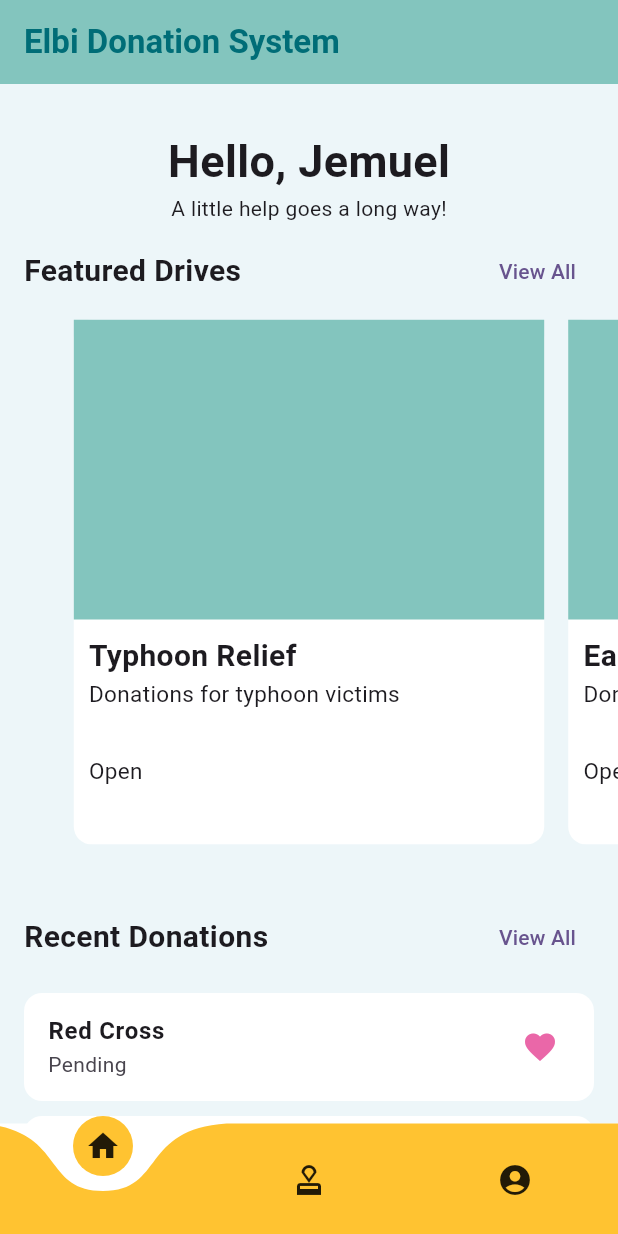
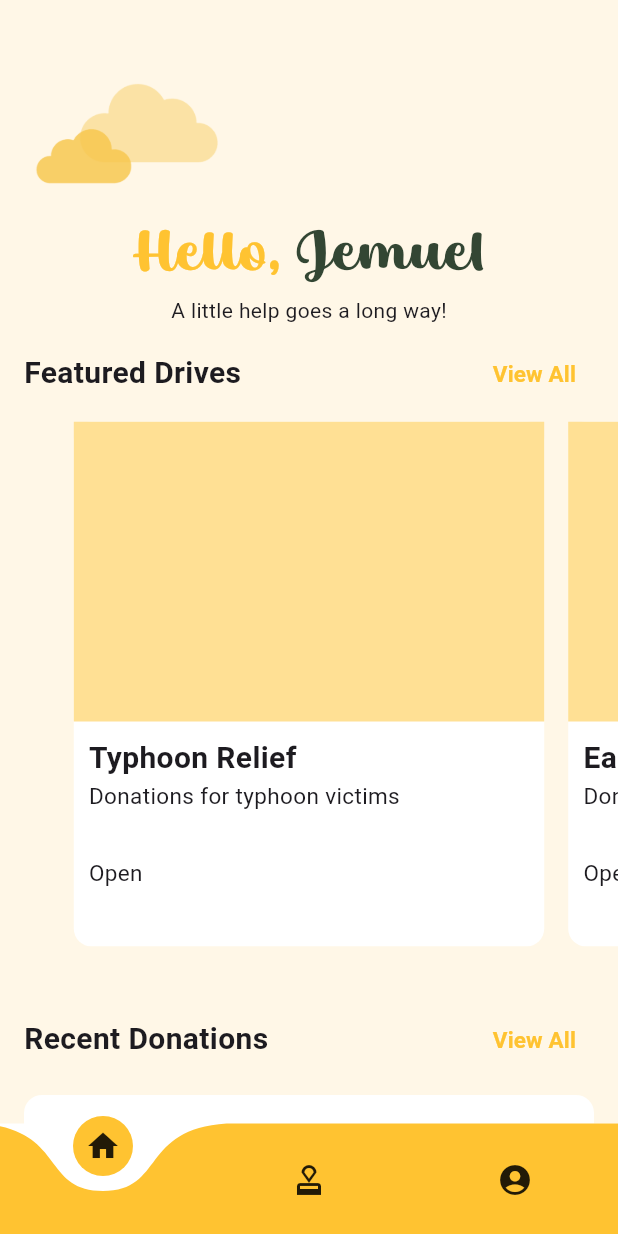
Before and after one commit to juatco-jemu/cmsc-23-project, a Flutter app: the screen it shows after launch, on a phone screen of 412 x 824 dp. Run offline on Flutter 3.47's test engine with Material 3 defaults, Android fonts, the phone set to English and light mode, and no system bars; drawn by our look-alikes of carousel_slider, curved_navigation_bar; our stand-ins replace cloud_firestore, email_validator, firebase_auth, firebase_core; accounts and stored records are empty.

Commit message:
feat: updated UI to match HopeHaven theme

```diff
--- a/lib/components/subHeader.dart
+++ b/lib/components/subHeader.dart
@@ -1,4 +1,6 @@
 import 'package:flutter/material.dart';
+
+import '../theme/colors.dart';
 
 class SubHeader extends StatelessWidget {
   final String title;
@@ -14,10 +16,14 @@ class SubHeader extends StatelessWidget {
         children: [
           Text(title, style: const TextStyle(fontSize: 20, fontWeight: FontWeight.bold)),
           TextButton(
+              style: ButtonStyle(
+                foregroundColor: WidgetStateProperty.all<Color>(AppColors.yellow03),
+              ),
               onPressed: () {
                 Navigator.pushNamed(context, route);
               },
-              child: const Text("View All")),
+              child: const Text("View All",
+                  style: TextStyle(fontWeight: FontWeight.bold, fontSize: 15))),
         ],
       ),
     );
--- a/lib/main.dart
+++ b/lib/main.dart
@@ -33,10 +33,6 @@ class MyApp extends StatelessWidget {
     return MaterialApp(
       debugShowCheckedModeBanner: false,
       title: 'CMSC 23 Project',
-      theme: ThemeData(
-        colorScheme: ColorScheme.fromSeed(seedColor: Colors.deepPurple),
-        useMaterial3: true,
-      ),
       initialRoute: "/",
       routes: {
         "/sign-in": (context) => const SignInPage(),
--- a/lib/pages/donor/home.dart
+++ b/lib/pages/donor/home.dart
@@ -1,18 +1,14 @@
 import 'package:carousel_slider/carousel_slider.dart';
-import 'package:donation_system/components/appbar.dart';
 import 'package:donation_system/components/subHeader.dart';
 import 'package:donation_system/mock/mock_donation_drive.dart';
 import 'package:donation_system/mock/mock_donor.dart';
 import 'package:donation_system/model/model_donation_drive.dart';
-import 'package:donation_system/model/model_organization.dart';
 import 'package:donation_system/model/model_user.dart';
-import 'package:donation_system/pages/org_list.dart';
 import 'package:donation_system/theme/colors.dart';
 import 'package:donation_system/theme/widget_designs.dart';
 import 'package:flutter/material.dart';
 
 import '../../components/listTile.dart';
-import '../../mock/mock_organization.dart';
 import '../../model/model_donation.dart';
 import '../drive_details_page.dart';
 
@@ -31,10 +27,10 @@ class _DonorHomepageState extends State<DonorHomepage> {
   @override
   Widget build(BuildContext context) {
     return Scaffold(
-      appBar: const CustomAppBar(title: 'Elbi Donation System'),
+      // appBar: const CustomAppBar(title: 'HopeHaven'),
       body: SingleChildScrollView(
         child: Container(
-            color: AppColors.aliceBlue,
+            color: AppColors.backgroundYellow,
             // decoration: CustomWidgetDesigns.gradientBackground(),
             height: screen.height + 100,
             child: Column(
@@ -49,6 +45,7 @@ class _DonorHomepageState extends State<DonorHomepage> {
                   route: "/user-donation-list",
                 ),
                 _buildRecentDonations(),
+                spacer
               ],
             )),
       ),
@@ -57,8 +54,35 @@ class _DonorHomepageState extends State<DonorHomepage> {
 
   Widget get header => Column(
         children: [
-          Text("Hello, ${donor.name}",
-              style: const TextStyle(fontSize: 30, fontWeight: FontWeight.bold)),
+          Align(
+            alignment: Alignment.centerLeft,
+            child: Padding(
+              padding: const EdgeInsets.only(left: 20),
+              child: Image.asset(
+                'assets/images/cloud01.png',
+                // width: screen.width,
+                height: 110,
+                fit: BoxFit.contain,
+              ),
+            ),
+          ),
+          Row(
+            mainAxisAlignment: MainAxisAlignment.center,
+            children: [
+              const Text("Hello, ",
+                  style: const TextStyle(
+                      fontFamily: "Baguet Script",
+                      fontSize: 40,
+                      fontWeight: FontWeight.bold,
+                      color: AppColors.yellow03)),
+              Text(donor.name,
+                  style: const TextStyle(
+                      fontFamily: "Baguet Script",
+                      fontSize: 40,
+                      fontWeight: FontWeight.bold,
+                      color: AppColors.darkYellow01)),
+            ],
+          ),
           const Text("A little help goes a long way!"),
         ],
       );
@@ -82,7 +106,7 @@ class _DonorHomepageState extends State<DonorHomepage> {
                       Container(
                         height: 200,
                         width: MediaQuery.of(context).size.width,
-                        color: AppColors.tiffanyBlue,
+                        color: AppColors.yellow01,
                       ),
                       Padding(
                         padding: const EdgeInsets.all(10.0),
@@ -114,6 +138,9 @@ class _DonorHomepageState extends State<DonorHomepage> {
 
   Widget _buildRecentDonations() {
     return Expanded(
+      child: MediaQuery.removePadding(
+        context: context,
+        removeTop: true,
         child: ListView.builder(
           itemCount: 3,
           itemBuilder: (context, index) {
@@ -130,6 +157,7 @@ class _DonorHomepageState extends State<DonorHomepage> {
             );
           },
         ),
+      ),
     );
   }
 }
--- a/lib/pages/donor/profile.dart
+++ b/lib/pages/donor/profile.dart
@@ -1,6 +1,5 @@
 import 'package:donation_system/pages/signin_page.dart';
 import 'package:donation_system/theme/colors.dart';
-import 'package:donation_system/theme/widget_designs.dart';
 import 'package:flutter/material.dart';
 import 'package:flutter/widgets.dart';
 
@@ -29,7 +28,8 @@ class _DonorProfilePageState extends State<DonorProfilePage> {
       // appBar: CustomAppBar(title: "${donor.name}'s Profile Page"),
       body: SingleChildScrollView(
         child: Container(
-          decoration: CustomWidgetDesigns.gradientBackground(),
+          color: AppColors.backgroundYellow,
+          // decoration: CustomWidgetDesigns.gradientBackground(),
           // height: screen.height - extraHeight,
           child: Column(
             children: [
--- a/lib/theme/colors.dart
+++ b/lib/theme/colors.dart
@@ -18,4 +18,5 @@ class AppColors {
   static const yellow02 = Color(0xfff6c54a);
   static const yellow03 = Color(0xffffc331);
   static const darkYellow01 = Color(0xff334633);
+  static const backgroundYellow = Color.fromARGB(255, 255, 247, 231);
 }
```
Also changed, not shown: lib/components/appbar.dart (+30 -2 lines), lib/pages/donor/list_of_user_donations_page.dart (+3 -6 lines), lib/pages/org_list.dart (+23 -9 lines). Lines whose indentation alone changed are shown as unchanged.
